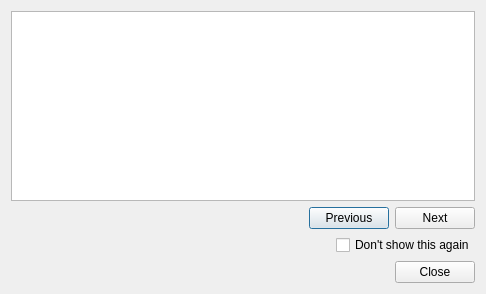
First picture: the form in src/plugins/knowhow/tipdialog.ui, repository 0xd34df00d/leechcraft, before the edit.
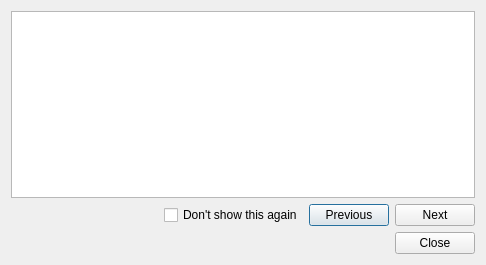
Second picture: the form after the edit.

Commit message: KnowHow: better items layout.

Diff of the .ui file:
```diff
--- a/src/plugins/knowhow/tipdialog.ui
+++ b/src/plugins/knowhow/tipdialog.ui
@@ -7,7 +7,7 @@
     <x>0</x>
     <y>0</y>
     <width>486</width>
-    <height>294</height>
+    <height>265</height>
    </rect>
   </property>
   <property name="windowTitle">
@@ -32,6 +32,13 @@
        </property>
       </spacer>
      </item>
+     <item>
+      <widget class="QCheckBox" name="DontShow_">
+       <property name="text">
+        <string>Don't show this again</string>
+       </property>
+      </widget>
+     </item>
      <item>
       <widget class="QPushButton" name="Backward_">
        <property name="text">
@@ -48,30 +55,6 @@
      </item>
     </layout>
    </item>
-   <item>
-    <layout class="QHBoxLayout" name="horizontalLayout_2">
-     <item>
-      <spacer name="horizontalSpacer_2">
-       <property name="orientation">
-        <enum>Qt::Horizontal</enum>
-       </property>
-       <property name="sizeHint" stdset="0">
-        <size>
-         <width>40</width>
-         <height>20</height>
-        </size>
-       </property>
-      </spacer>
-     </item>
-     <item>
-      <widget class="QCheckBox" name="DontShow_">
-       <property name="text">
-        <string>Don't show this again</string>
-       </property>
-      </widget>
-     </item>
-    </layout>
-   </item>
    <item>
     <widget class="QDialogButtonBox" name="buttonBox">
      <property name="orientation">
```
